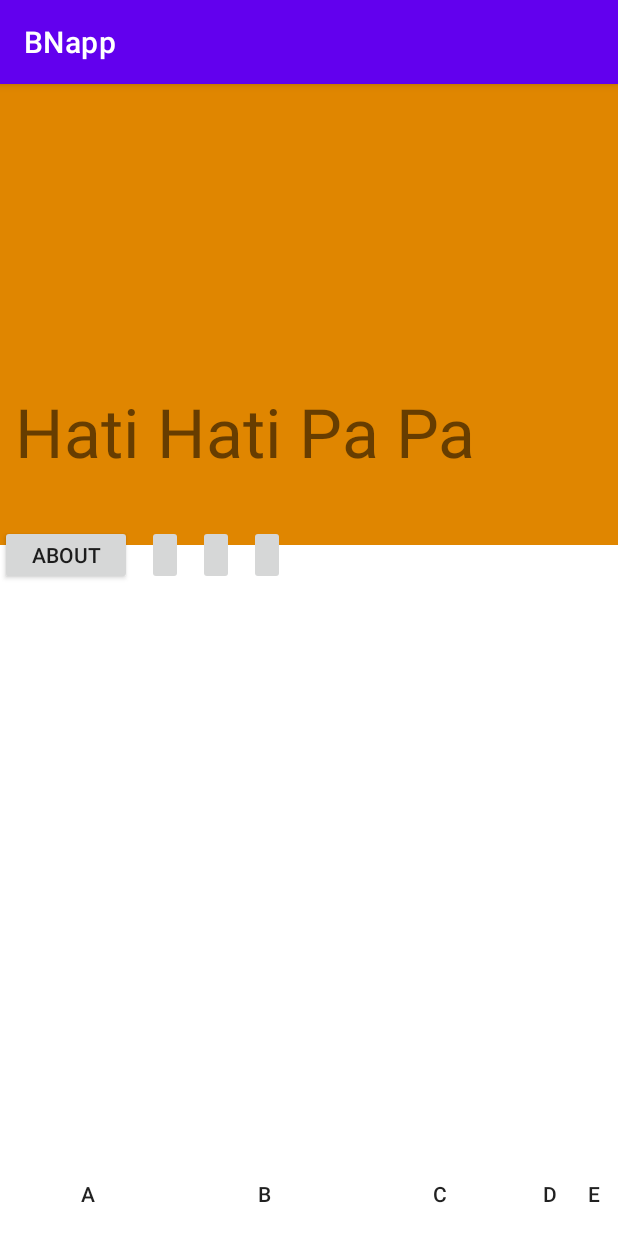
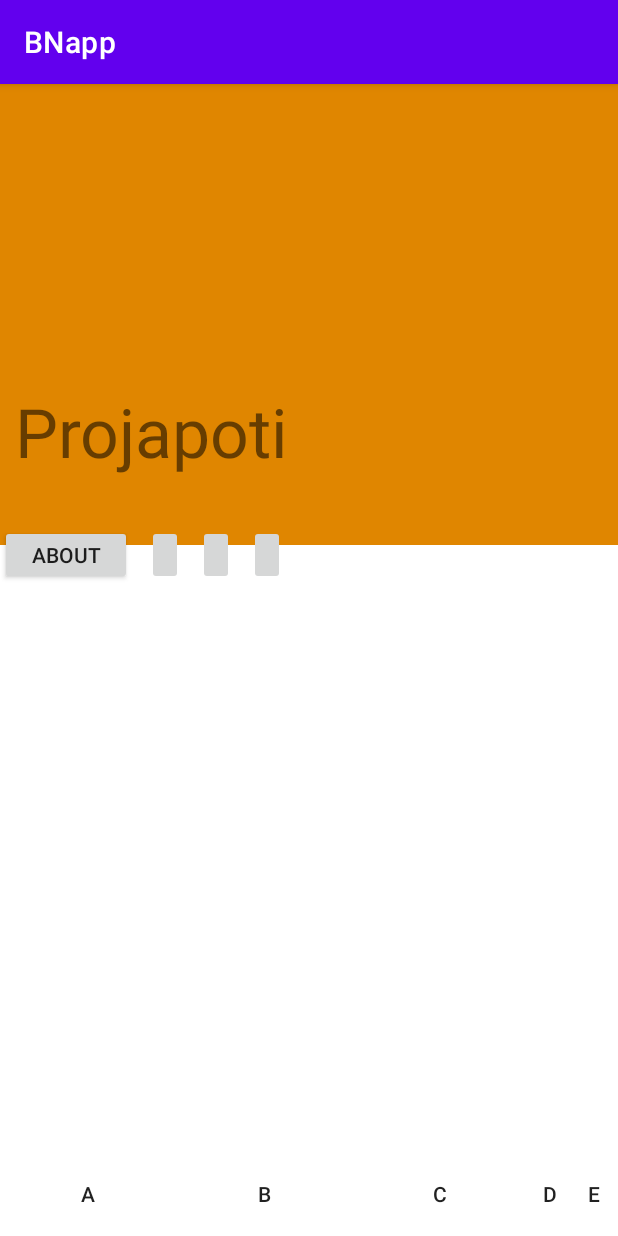
Before and after one commit to Raccoon15834/BNapp, an Android app: the screen it shows after launch (MainActivity), on a phone screen of 412 x 824 dp. Run offline under Robolectric (Android 15) with nearby library versions, the phone set to English and light mode, and no system bars; our stand-ins replace Firebase (no records; nobody signed in at launch, a user with empty details on screens opened directly).

Commit message:
fixed database, now menu

```diff
--- a/app/build.gradle
+++ b/app/build.gradle
@@ -39,6 +39,7 @@ dependencies {
     androidTestImplementation 'androidx.test.ext:junit:1.1.3'
     androidTestImplementation 'androidx.test.espresso:espresso-core:3.4.0'
     implementation 'com.firebase:firebase-client-android:2.3.1'
-    implementation 'com.android.support:design:23.4.0'
+    implementation platform('com.google.firebase:firebase-bom:29.0.1')
+    implementation 'com.google.firebase:firebase-analytics'
     implementation 'com.firebaseui:firebase-ui:0.6.0'
 }
--- a/app/src/main/java/das/anusha/bnapp/ActivityWithMenu.java
+++ b/app/src/main/java/das/anusha/bnapp/ActivityWithMenu.java
@@ -2,6 +2,7 @@ package das.anusha.bnapp;
 
 import android.app.Activity;
 import android.content.Intent;
+import android.util.Log;
 import android.view.Menu;
 import android.view.MenuItem;
 
@@ -12,11 +13,14 @@ public abstract class ActivityWithMenu {
     public static void setUpMenu(Activity a, Menu mybar) {
         mybar = ((ActionMenuView) a.findViewById(R.id.bottombar)).getMenu();
         a.getMenuInflater().inflate(R.menu.menubar, mybar);
+        Log.i("menubar", "setting up");
     }
     public static boolean setOptionsSelected(Activity a, MenuItem item){
+        Log.i("menubar", R.id.speak+"");
+        Log.i("menubar", item.getItemId()+"");
         switch (item.getItemId()) {
             case R.id.speak:
-                initiate(SpeakActivity.class, a);
+                initiate(SpeakActivity.class, a);//a activity its coming from
                 return true;
             case R.id.memorize:
                 return true;
--- a/app/src/main/java/das/anusha/bnapp/MainActivity.java
+++ b/app/src/main/java/das/anusha/bnapp/MainActivity.java
@@ -11,6 +11,7 @@ import androidx.recyclerview.widget.StaggeredGridLayoutManager;
 import android.app.Activity;
 import android.content.Intent;
 import android.os.Bundle;
+import android.util.Log;
 import android.view.Menu;
 import android.view.MenuInflater;
 import android.view.MenuItem;
@@ -38,7 +39,6 @@ public class MainActivity extends AppCompatActivity {
         setContentView(R.layout.activity_main);
 
         //Ctrl+B to move to step
-        ActivityWithMenu.setUpMenu(this, mybar); //TODO highlight selected, smooth transition
         setUpButtons();
         //set up RecyclerView
         RecyclerView.LayoutManager mLM = new StaggeredGridLayoutManager(3, StaggeredGridLayoutManager.VERTICAL);
@@ -76,25 +76,26 @@ public class MainActivity extends AppCompatActivity {
             }
         });
         //HOW TO GET STRINGS
-        // String a = getResources().getString(getResources().getIdentifier("namem"+i, "strings", getPackageCodePath()))
+
     }
 
     @Override
     protected void onStart() {
         super.onStart();
         if(FirebaseAuth.getInstance().getCurrentUser()==null){
-            startSignIn();//TODO finish
+            startSignIn();//TODO sign in with google or something, use firebase assistant
             //temp;
             FirebaseAuth.getInstance().signInAnonymously();
-            mFD.getReference("/Users/"+FirebaseAuth.getInstance().getCurrentUser().toString());
+            ////FirebaseAuth.getInstance().updateCurrentUser(FirebaseAuth.getInstance().getCurrentUser());
+            //mFD.getReference("/Users/"+FirebaseAuth.getInstance().getCurrentUser().toString());
         }
     }
 //https://firebase.google.com/docs/auth/android/custom-auth
     private void startSignIn() {
     }
-
     @Override
     public boolean onOptionsItemSelected(@NonNull MenuItem item) {
+        Log.i("menubar", "menu clicked!!!!!!!");
         if (!ActivityWithMenu.setOptionsSelected(this, item)) return super.onOptionsItemSelected(item);
         return true;
     }
@@ -116,5 +117,9 @@ public class MainActivity extends AppCompatActivity {
         });
     }
 
-
+    @Override
+    public boolean onCreateOptionsMenu(Menu menu) {
+        ActivityWithMenu.setUpMenu(this, mybar); //TODO highlight selected, smooth transition
+        return true;
+    }
 }
--- a/app/src/main/res/layout/activity_main.xml
+++ b/app/src/main/res/layout/activity_main.xml
@@ -23,7 +23,7 @@
         <TextView
             android:layout_width="wrap_content"
             android:layout_height="wrap_content"
-            android:text="Hati Hati Pa Pa"
+            android:text="Projapoti"
             android:textSize="@dimen/titletxt"
             android:paddingLeft="@dimen/padding"
             android:paddingBottom="@dimen/titletxt"
--- a/app/src/main/res/menu/menubar.xml
+++ b/app/src/main/res/menu/menubar.xml
@@ -1,11 +1,12 @@
 <?xml version="1.0" encoding="utf-8"?>
 <menu xmlns:android="http://schemas.android.com/apk/res/android"
     xmlns:app="http://schemas.android.com/apk/res-auto"
-    android:layout_alignParentBottom="true"
-    android:elevation="4dp">
+    android:elevation="4dp"
+    android:background="@color/orange"
+    android:id="@+id/menuStyle">
     <item android:id="@+id/speak"
         android:title="A"
-        app:showAsAction="always"/>
+        app:showAsAction="always" />
     <item android:id="@+id/memorize"
         android:title="B"
         app:showAsAction="always"/>
```
Also changed, not shown: app/src/main/java/das/anusha/bnapp/fishCanvas.java (+24 -4 lines).
